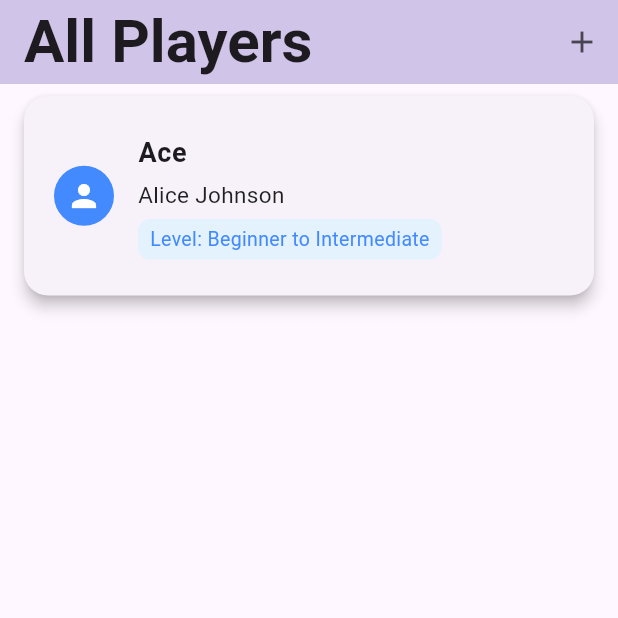
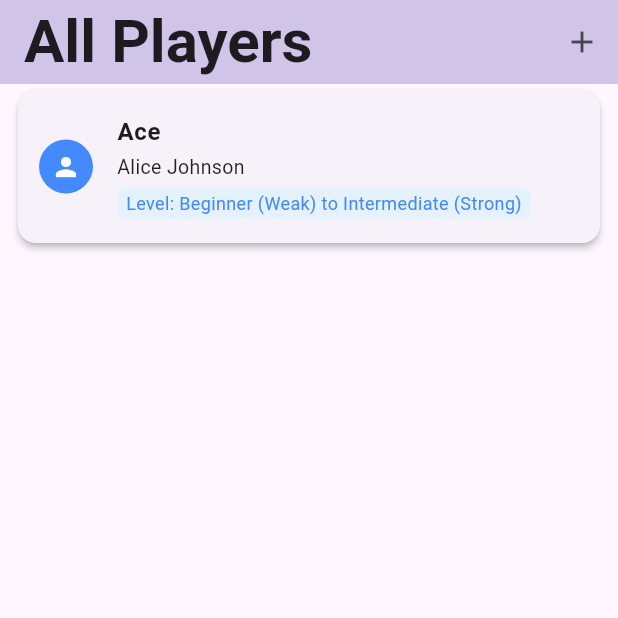
Before and after one commit to Aycees/badminton_system, a Flutter app: the screen it shows after launch, on a phone screen of 412 x 824 dp, the top half of it. Run offline on Flutter 3.47's test engine with Material 3 defaults, Android fonts, the phone set to English and light mode, and no system bars.

Commit message:
Update player details and enhance AddPlayerForm validation and PlayersList UI

```diff
--- a/lib/models/player_item.dart
+++ b/lib/models/player_item.dart
@@ -29,8 +29,8 @@ class PlayerItem {
       email: 'alice@gmail.com',
       address: '123 Main St, Cityville',
       remarks: 'Top player',
-      levelStart: 'Beginner',
-      levelEnd: 'Intermediate',
+      levelStart: 'Beginner (Weak)',
+      levelEnd: 'Intermediate (Strong)',
     ),
   ];
 }
--- a/lib/widgets/players_list.dart
+++ b/lib/widgets/players_list.dart
@@ -22,49 +22,51 @@ class _PlayersListState extends State<PlayersList> {
       itemBuilder: (context, index) {
         final player = players[index];
         return Card(
-          elevation: 4,
-          margin: const EdgeInsets.symmetric(horizontal: 16, vertical: 8),
+          elevation: 2,
+          margin: const EdgeInsets.symmetric(horizontal: 12, vertical: 4),
           shape: RoundedRectangleBorder(
-            borderRadius: BorderRadius.circular(16),
+            borderRadius: BorderRadius.circular(12),
           ),
           child: ListTile(
+            dense: true,
             contentPadding: const EdgeInsets.symmetric(
-              horizontal: 20,
-              vertical: 16,
+              horizontal: 14,
+              vertical: 8,
             ),
             leading: const CircleAvatar(
+              radius: 18,
               backgroundColor: Colors.blueAccent,
-              child: Icon(Icons.person, color: Colors.white),
+              child: Icon(Icons.person, color: Colors.white, size: 20),
             ),
             title: Text(
               player.nickname,
               style: const TextStyle(
                 fontWeight: FontWeight.bold,
-                fontSize: 18,
+                fontSize: 16,
               ),
             ),
             subtitle: Column(
               crossAxisAlignment: CrossAxisAlignment.start,
               children: [
-                const SizedBox(height: 4),
+                const SizedBox(height: 2),
                 Text(
                   player.fullName,
-                  style: const TextStyle(fontSize: 15, color: Colors.black87),
+                  style: const TextStyle(fontSize: 13, color: Colors.black87),
                 ),
-                const SizedBox(height: 6),
+                const SizedBox(height: 4),
                 Container(
                   padding: const EdgeInsets.symmetric(
-                    horizontal: 8,
-                    vertical: 4,
+                    horizontal: 6,
+                    vertical: 2,
                   ),
                   decoration: BoxDecoration(
                     color: Colors.blue.shade50,
-                    borderRadius: BorderRadius.circular(8),
+                    borderRadius: BorderRadius.circular(6),
                   ),
                   child: Text(
                     'Level: ${player.levelStart} to ${player.levelEnd}',
                     style: const TextStyle(
-                      fontSize: 13,
+                      fontSize: 12,
                       color: Colors.blueAccent,
                     ),
                   ),
```
Also changed, not shown: lib/widgets/add_player_form.dart (+13 -5 lines).
